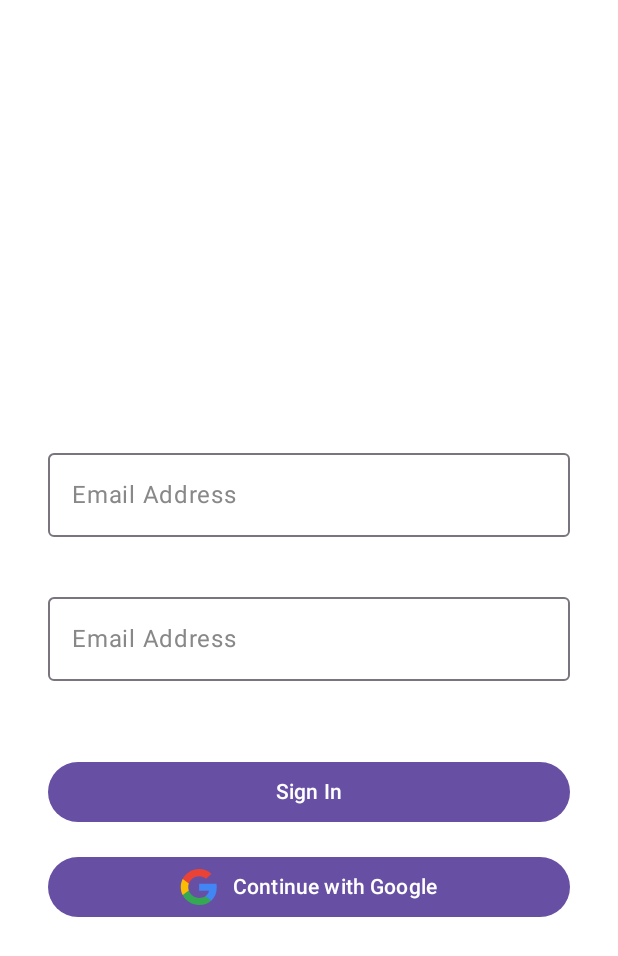
After one commit to vMxster/Kickify, an Android app built with Jetpack Compose: the @Preview function LoginScreen, on a phone screen of 412 x 824 dp. The commit adds this screen. Shown: the top 956 px of the screen. Run offline under Robolectric (Android 15) with nearby library versions, the phone set to English and light mode, and no system bars.

Commit message:
Added LoginScreen.kt and updated string resources.

```diff
--- /dev/null
+++ b/app/src/main/java/it/unibo/kickify/ui/screens/login/LoginScreen.kt
@@ -0,0 +1,122 @@
+package it.unibo.kickify.ui.screens.login
+
+import androidx.compose.foundation.Image
+import androidx.compose.foundation.layout.Arrangement
+import androidx.compose.foundation.layout.Box
+import androidx.compose.foundation.layout.Column
+import androidx.compose.foundation.layout.Spacer
+import androidx.compose.foundation.layout.fillMaxSize
+import androidx.compose.foundation.layout.fillMaxWidth
+import androidx.compose.foundation.layout.height
+import androidx.compose.foundation.layout.padding
+import androidx.compose.foundation.layout.width
+import androidx.compose.foundation.shape.RoundedCornerShape
+import androidx.compose.material3.Button
+import androidx.compose.material3.OutlinedTextField
+import androidx.compose.material3.Text
+import androidx.compose.runtime.Composable
+import androidx.compose.ui.Alignment
+import androidx.compose.ui.Modifier
+import androidx.compose.ui.draw.clip
+import androidx.compose.ui.graphics.Color
+import androidx.compose.ui.res.painterResource
+import androidx.compose.ui.res.stringResource
+import androidx.compose.ui.text.style.TextAlign
+import androidx.compose.ui.tooling.preview.Preview
+import androidx.compose.ui.unit.dp
+import androidx.compose.ui.unit.sp
+import it.unibo.kickify.R
+
+@Preview
+@Composable
+fun LoginScreen() {
+    Box(
+        modifier = Modifier.fillMaxSize()
+    ) {
+        Column(
+            modifier = Modifier
+                .fillMaxWidth()
+                .align(Alignment.Center),
+            horizontalAlignment = Alignment.CenterHorizontally,
+            verticalArrangement = Arrangement.SpaceBetween
+        ) {
+            Text(
+                text = stringResource(R.string.signinTitle),
+                color = Color.White,
+                fontSize = 28.sp,
+                modifier = Modifier.padding(bottom = 20.dp)
+            )
+            Text(
+                text = stringResource(R.string.signinText),
+                color = Color.White,
+                fontSize = 22.sp,
+                modifier = Modifier.padding(bottom = 20.dp)
+                    .padding(horizontal = 32.dp)
+            )
+            Text(
+                text = stringResource(R.string.signin_emailAddress),
+                color = Color.White,
+                modifier = Modifier.fillMaxWidth().padding(start = 32.dp)
+            )
+            OutlinedTextField(
+                value = "",
+                onValueChange = {},
+                label = { Text(stringResource(R.string.signin_emailAddress), color = Color.Gray) },
+                modifier = Modifier
+                    .fillMaxWidth()
+                    .clip(RoundedCornerShape(30.dp))
+                    .padding(horizontal = 32.dp)
+            )
+            Spacer(modifier = Modifier.height(16.dp))
+
+            Text(
+                stringResource(R.string.signin_password),
+                color = Color.White,
+                modifier = Modifier.fillMaxWidth().padding(start = 32.dp)
+            )
+            OutlinedTextField(
+                value = "",
+                onValueChange = {},
+                label = { Text(stringResource(R.string.signin_emailAddress), color = Color.Gray) },
+                modifier = Modifier
+                    .fillMaxWidth()
+                    .clip(RoundedCornerShape(30.dp))
+                    .padding(horizontal = 32.dp)
+            )
+            Text(
+                text = stringResource(R.string.signin_forgotPassword),
+                color = Color.White,
+                modifier = Modifier.fillMaxWidth().padding(top = 10.dp, end = 32.dp),
+                textAlign = TextAlign.End
+            )
+            Spacer(modifier = Modifier.height(24.dp))
+
+            Button(
+                onClick = { /* standard login */ },
+                modifier = Modifier
+                    .fillMaxWidth()
+                    .padding(horizontal = 32.dp),
+            ) {
+                Text(text = stringResource(R.string.signin_button), color = Color.White)
+            }
+            Spacer(modifier = Modifier.height(15.dp))
+            Button(
+                onClick = { /* google oauth login */ },
+                modifier = Modifier
+                    .fillMaxWidth()
+                    .padding(horizontal = 32.dp),
+            ) {
+                Image(
+                    painter = painterResource(R.drawable.google_icon),
+                    contentDescription = "Login with Google")
+                Spacer(modifier = Modifier.width(10.dp))
+                Text(text = stringResource(R.string.signin_continueGoogle), color = Color.White)
+            }
+            Text(
+                text = stringResource(R.string.signin_joinForFree),
+                color = Color.White,
+                modifier = Modifier.padding(bottom = 20.dp, top = 20.dp)
+            )
+        }
+    }
+}
--- a/app/src/main/java/it/unibo/kickify/ui/screens/onboard/OnboardScreen.kt
+++ b/app/src/main/java/it/unibo/kickify/ui/screens/onboard/OnboardScreen.kt
@@ -54,7 +54,7 @@ fun PagerWithIndicator() {
                 2 -> painterResource(R.drawable.newbalance_onboard)
                 else -> painterResource(R.drawable.adidas_onboard)
             },
-            contentDescription = "Welcome page 1")
+            contentDescription = "Welcome page")
         Row{
             Text(when (selectedIndex){
                 0 -> stringResource(R.string.onboard_title_1)
--- a/app/src/main/res/values/strings.xml
+++ b/app/src/main/res/values/strings.xml
@@ -9,4 +9,12 @@
     <string name="nextPage">Next</string>
     <string name="previousPage">Previous</string>
     <string name="getStarted">Get Started</string>
+    <string name="signinTitle">Welcome Back!</string>
+    <string name="signinText">We\'ve missed your style. Let\'s get you moving!</string>
+    <string name="signin_emailAddress">Email Address</string>
+    <string name="signin_password">Password</string>
+    <string name="signin_forgotPassword">Forgot Password?</string>
+    <string name="signin_button">Sign In</string>
+    <string name="signin_continueGoogle">Continue with Google</string>
+    <string name="signin_joinForFree">New To Kickify? Join for Free</string>
 </resources>
```
